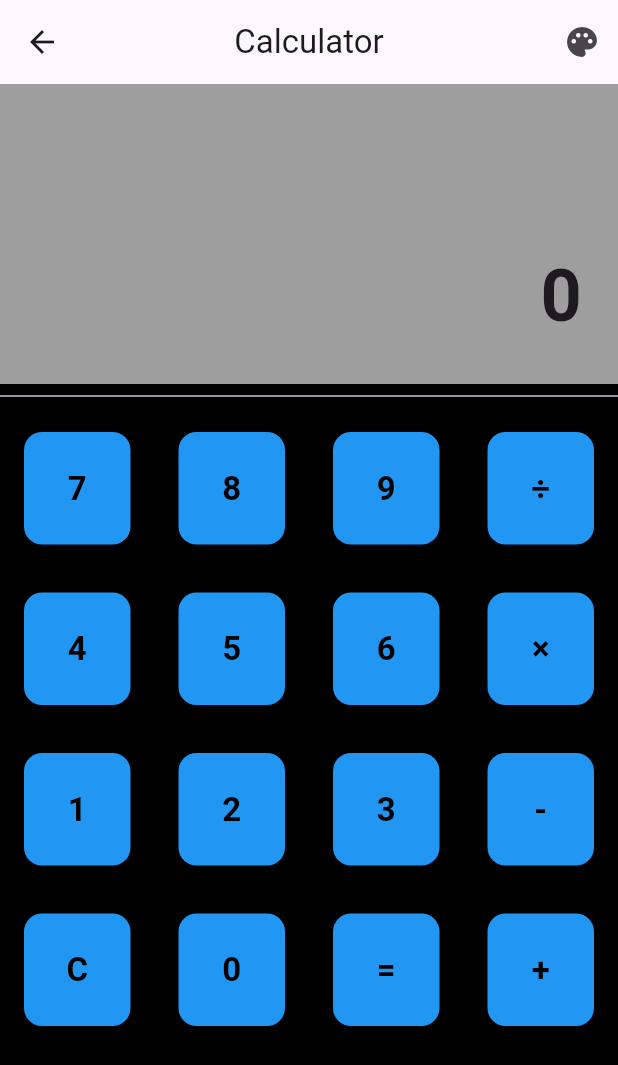
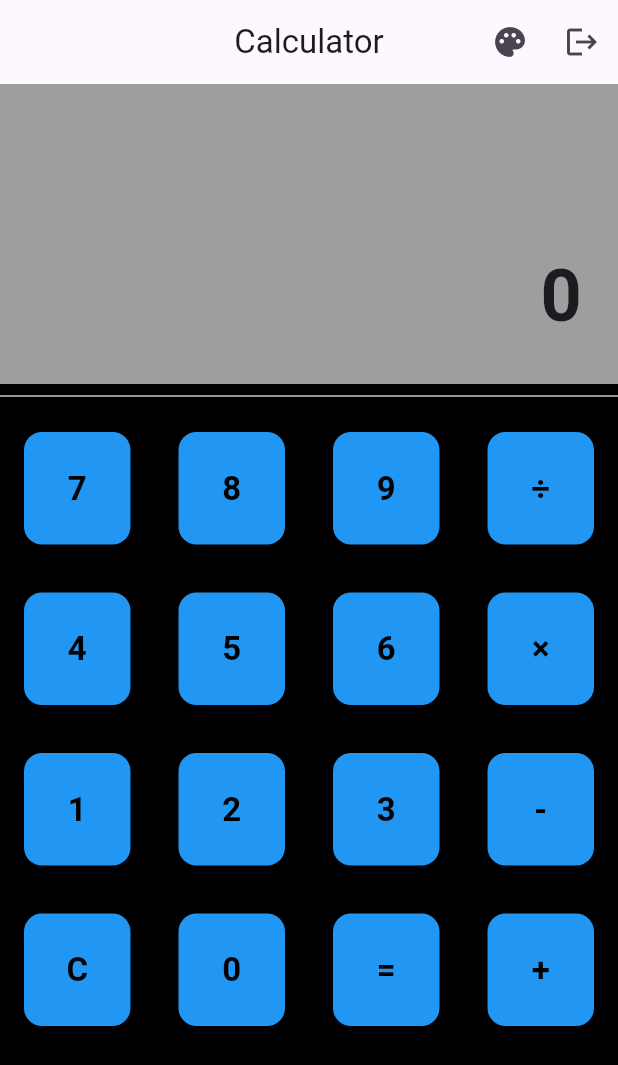
Before and after one commit to Yuviiii25/my_web_app, a Flutter app: the CalculatorScreen screen opened by its route, on a phone screen of 412 x 824 dp. Shown: the top 1065 px of the screen. Run offline on Flutter 3.47's test engine with Material 3 defaults, Android fonts, the phone set to English and light mode, and no system bars; our stand-ins replace firebase_auth, firebase_core; accounts and stored records are empty.

Commit message:
added logout button functionality

```diff
--- a/lib/CalculatorScreen.dart
+++ b/lib/CalculatorScreen.dart
@@ -1,3 +1,4 @@
+import 'package:firebase_auth/firebase_auth.dart';
 import 'package:flutter/material.dart';
 import 'Calculator_logic.dart';
 
@@ -56,6 +57,7 @@ class _CalculatorScreenState extends State<CalculatorScreen> {
     return Scaffold(
       backgroundColor: Colors.black,
       appBar: AppBar(
+        automaticallyImplyLeading: false,
         title: const Text("Calculator"),
         centerTitle: true,
         actions: [
@@ -84,6 +86,15 @@ class _CalculatorScreenState extends State<CalculatorScreen> {
                 child: Text("Red"),
               ),
             ],
+          ),
+
+          IconButton(
+            icon: const Icon(Icons.logout),
+            onPressed: () async {
+              await FirebaseAuth.instance.signOut();
+
+              Navigator.pushReplacementNamed(context, "/signin");
+            },
           ),
         ],
       ),
```
